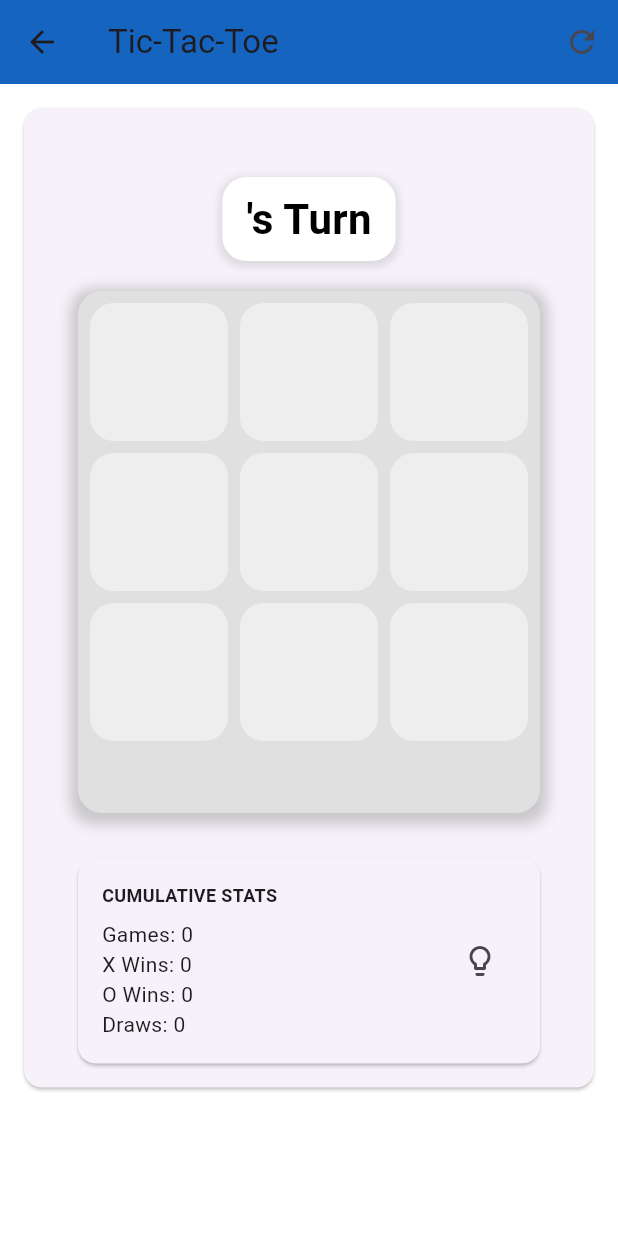
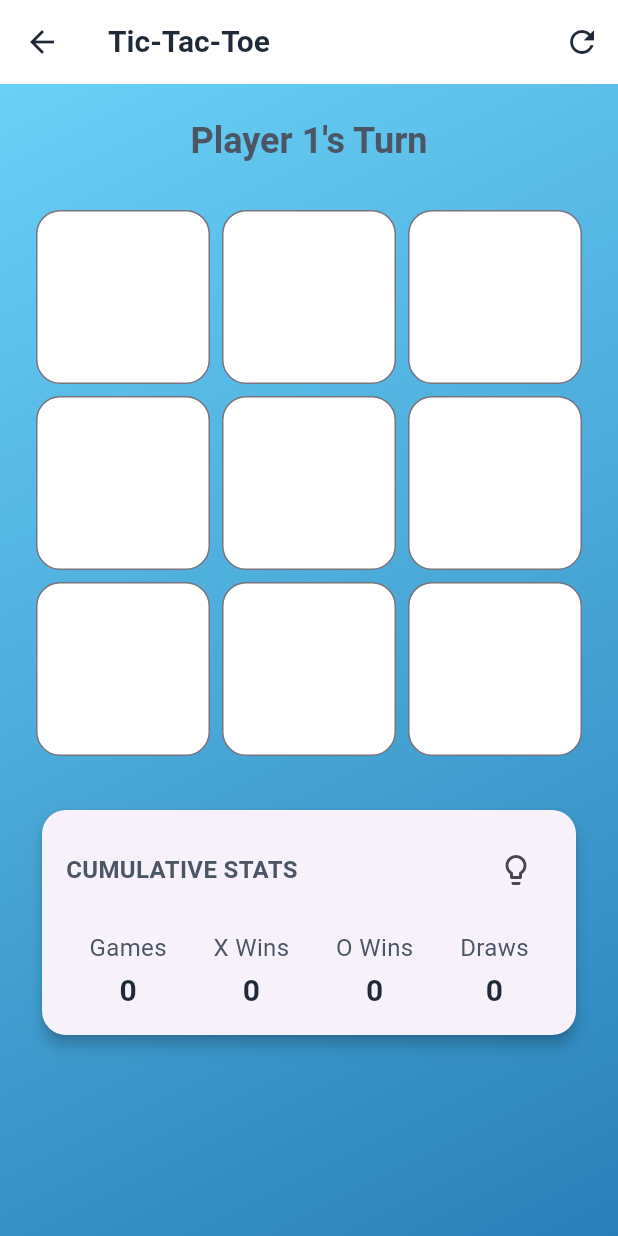
Before and after one commit to akshattambe/tic_tac_toe, a Flutter app: the screen it shows after launch, after a tap on "Start Game", on a phone screen of 412 x 824 dp. Run offline on Flutter 3.47's test engine with Material 3 defaults, Android fonts, the phone set to English and light mode, and no system bars; our stand-ins replace google_fonts, image_picker, shared_preferences.

Commit message:
UX fixed

```diff
--- a/lib/main.dart
+++ b/lib/main.dart
@@ -1,5 +1,6 @@
 import 'package:flutter/material.dart';
 import 'package:tic_tac_toe/screens/main_screen.dart';
+import 'package:tic_tac_toe/theme/theme.dart';
 import 'package:tic_tac_toe/widgets/wallpaper.dart';
 
 void main() {
@@ -13,15 +14,13 @@ class MyApp extends StatelessWidget {
   Widget build(BuildContext context) {
     return MaterialApp(
       title: 'Tic-Tac-Toe',
-      theme: ThemeData(
-        primarySwatch: Colors.blue,
-        visualDensity: VisualDensity.adaptivePlatformDensity,
-        appBarTheme: AppBarTheme(
-          backgroundColor: Colors.blue[800],
-          elevation: 0,
-        ),
-      ),
-      home: const Wallpaper(child: MainScreen()),
+      theme: AppTheme.lightTheme,
+      darkTheme: AppTheme.darkTheme,
+      themeMode: ThemeMode.system,
+      builder: (context, child) {
+        return Wallpaper(child: child!);
+      },
+      home: const MainScreen(),
     );
   }
 }
--- a/lib/screens/game_screen.dart
+++ b/lib/screens/game_screen.dart
@@ -129,22 +129,17 @@ class _GameScreenState extends State<GameScreen> {
           shape: RoundedRectangleBorder(
             borderRadius: BorderRadius.circular(16.0),
           ),
-          title: const Text(
+          title: Text(
             'Game Over',
-            style: TextStyle(
-              fontWeight: FontWeight.bold,
+            style: Theme.of(context).textTheme.headlineSmall,
           ),
+          content: Text(
+            message,
+            style: Theme.of(context).textTheme.bodyMedium,
           ),
-          content: Text(message),
           actions: <Widget>[
             TextButton(
-              child: Text(
-                'Play Again',
-                style: TextStyle(
-                  color: Colors.blue[800],
-                  fontWeight: FontWeight.bold,
-                ),
-              ),
+              child: const Text('Play Again'),
               onPressed: () {
                 Navigator.of(context).pop();
                 _resetGame();
@@ -161,36 +156,35 @@ class _GameScreenState extends State<GameScreen> {
     return Scaffold(
       backgroundColor: Colors.transparent,
       appBar: AppBar(
-        title: const Text('Tic-Tac-Toe'),
+        title: Text(
+          'Tic-Tac-Toe',
+          style: Theme.of(context).textTheme.headlineSmall,
+        ),
         actions: [
           IconButton(
-            icon: const Icon(Icons.refresh),
+            icon: const Icon(Icons.refresh_outlined),
             onPressed: _resetGame,
             tooltip: 'Restart Game',
           )
         ],
       ),
       body: SingleChildScrollView(
-        child: Center(
-          child: Card(
-            margin: const EdgeInsets.all(16.0),
         child: Padding(
-              padding: const EdgeInsets.all(16.0),
+          padding: const EdgeInsets.all(24.0),
           child: Column(
-                mainAxisSize: MainAxisSize.min,
+            mainAxisAlignment: MainAxisAlignment.center,
             children: [
-                  const SizedBox(height: 30),
               Status(
                 winner: _winner,
                 isDraw: _isDraw,
                 currentPlayer: _currentPlayer.name,
               ),
-                  const SizedBox(height: 20),
+              const SizedBox(height: 32.0),
               Board(
                 board: _board,
                 onTap: _handleTap,
               ),
-                  const SizedBox(height: 30),
+              const SizedBox(height: 32.0),
               InfoCard(
                 gamesPlayed: _gamesPlayed,
                 xWins: _xWins,
@@ -201,8 +195,6 @@ class _GameScreenState extends State<GameScreen> {
           ),
         ),
       ),
-        ),
-      ),
     );
   }
 }
--- a/lib/screens/leaderboard_screen.dart
+++ b/lib/screens/leaderboard_screen.dart
@@ -22,7 +22,13 @@ class _LeaderboardScreenState extends State<LeaderboardScreen> {
     final keys = prefs.getKeys();
     final scores = <String, int>{};
     for (String key in keys) {
+      if (key != 'gamesPlayed' &&
+          key != 'X_wins' &&
+          key != 'O_wins' &&
+          key != 'draws' &&
+          key != 'selected_wallpaper') {
         scores[key] = prefs.getInt(key) ?? 0;
+      }
     }
     setState(() {
       _scores = scores;
@@ -32,28 +38,43 @@ class _LeaderboardScreenState extends State<LeaderboardScreen> {
   @override
   Widget build(BuildContext context) {
     return Scaffold(
-      backgroundColor: Colors.transparent,
       floatingActionButton: FloatingActionButton(
         onPressed: _loadScores,
         tooltip: 'Refresh Scores',
         child: const Icon(Icons.refresh),
       ),
       body: _scores.isEmpty
-          ? const Center(
-              child: Text('No scores yet!'),
+          ? Center(
+              child: Text(
+                'No scores yet!',
+                style: Theme.of(context).textTheme.bodyMedium,
+              ),
             )
-          : Card(
-              margin: const EdgeInsets.all(16.0),
-              child: ListView.builder(
+          : Padding(
+              padding: const EdgeInsets.all(24.0),
+              child: Card(
+                elevation: 4.0,
+                shape: RoundedRectangleBorder(
+                  borderRadius: BorderRadius.circular(16.0),
+                ),
+                child: ListView.separated(
                   itemCount: _scores.length,
+                  separatorBuilder: (context, index) => const Divider(),
                   itemBuilder: (context, index) {
                     final playerName = _scores.keys.elementAt(index);
                     final score = _scores[playerName];
                     return ListTile(
-                    title: Text(playerName),
-                    trailing: Text(score.toString()),
+                      title: Text(
+                        playerName,
+                        style: Theme.of(context).textTheme.bodyMedium,
+                      ),
+                      trailing: Text(
+                        score.toString(),
+                        style: Theme.of(context).textTheme.headlineSmall,
+                      ),
                     );
                   },
+                ),
               ),
             ),
     );
--- a/lib/screens/main_screen.dart
+++ b/lib/screens/main_screen.dart
@@ -13,10 +13,13 @@ class MainScreen extends StatelessWidget {
       child: Scaffold(
         backgroundColor: Colors.transparent,
         appBar: AppBar(
-          title: const Text('Tic-Tac-Toe'),
+          title: Text(
+            'Tic-Tac-Toe',
+            style: Theme.of(context).textTheme.headlineSmall,
+          ),
           actions: [
             IconButton(
-              icon: const Icon(Icons.palette),
+              icon: const Icon(Icons.palette_outlined),
               onPressed: () {
                 Navigator.push(
                   context,
@@ -28,11 +31,13 @@ class MainScreen extends StatelessWidget {
               tooltip: 'Theme & Wallpaper',
             ),
           ],
-          bottom: const TabBar(
-            tabs: [
+          bottom: TabBar(
+            tabs: const [
               Tab(text: 'Game'),
               Tab(text: 'Leaderboard'),
             ],
+            labelStyle: Theme.of(context).textTheme.bodyMedium,
+            indicatorColor: Theme.of(context).primaryColor,
           ),
         ),
         body: const TabBarView(
--- a/lib/screens/setup_screen.dart
+++ b/lib/screens/setup_screen.dart
@@ -19,31 +19,47 @@ class _SetupScreenState extends State<SetupScreen> {
     return Scaffold(
       backgroundColor: Colors.transparent,
       body: SingleChildScrollView(
+        child: Padding(
+          padding: const EdgeInsets.all(24.0),
           child: Card(
-          margin: const EdgeInsets.all(16.0),
+            elevation: 4.0,
+            shape: RoundedRectangleBorder(
+              borderRadius: BorderRadius.circular(16.0),
+            ),
             child: Padding(
-            padding: const EdgeInsets.all(16.0),
+              padding: const EdgeInsets.all(24.0),
               child: Column(
                 crossAxisAlignment: CrossAxisAlignment.stretch,
                 children: [
+                  Text(
+                    'Setup Game',
+                    style: Theme.of(context).textTheme.displayMedium,
+                    textAlign: TextAlign.center,
+                  ),
+                  const SizedBox(height: 32.0),
                   TextField(
                     controller: _player1NameController,
                     decoration: const InputDecoration(
                       labelText: 'Player 1 Name',
+                      border: OutlineInputBorder(),
                     ),
                   ),
-                const SizedBox(height: 16.0),
+                  const SizedBox(height: 24.0),
                   TextField(
                     controller: _player2NameController,
                     decoration: const InputDecoration(
                       labelText: 'Player 2 Name',
+                      border: OutlineInputBorder(),
                     ),
                   ),
-                const SizedBox(height: 16.0),
+                  const SizedBox(height: 24.0),
                   Row(
                     mainAxisAlignment: MainAxisAlignment.center,
                     children: [
-                    const Text('Player 1 Symbol:'),
+                      Text(
+                        'Player 1 Symbol:',
+                        style: Theme.of(context).textTheme.bodyMedium,
+                      ),
                       const SizedBox(width: 16.0),
                       ToggleButtons(
                         isSelected: [_player1Symbol == 'X', _player1Symbol == 'O'],
@@ -52,6 +68,7 @@ class _SetupScreenState extends State<SetupScreen> {
                             _player1Symbol = index == 0 ? 'X' : 'O';
                           });
                         },
+                        borderRadius: BorderRadius.circular(8.0),
                         children: const [
                           Padding(
                             padding: EdgeInsets.symmetric(horizontal: 16.0),
@@ -65,15 +82,19 @@ class _SetupScreenState extends State<SetupScreen> {
                       ),
                     ],
                   ),
-                const SizedBox(height: 32.0),
+                  const SizedBox(height: 48.0),
                   ElevatedButton(
                     onPressed: () {
                       final player1 = Player(
-                      name: _player1NameController.text,
+                        name: _player1NameController.text.isNotEmpty
+                            ? _player1NameController.text
+                            : 'Player 1',
                         symbol: _player1Symbol,
                       );
                       final player2 = Player(
-                      name: _player2NameController.text,
+                        name: _player2NameController.text.isNotEmpty
+                            ? _player2NameController.text
+                            : 'Player 2',
                         symbol: _player1Symbol == 'X' ? 'O' : 'X',
                       );
                       Navigator.push(
@@ -86,6 +107,12 @@ class _SetupScreenState extends State<SetupScreen> {
                         ),
                       );
                     },
+                    style: ElevatedButton.styleFrom(
+                      padding: const EdgeInsets.symmetric(vertical: 16.0),
+                      shape: RoundedRectangleBorder(
+                        borderRadius: BorderRadius.circular(12.0),
+                      ),
+                    ),
                     child: const Text('Start Game'),
                   ),
                 ],
@@ -93,6 +120,7 @@ class _SetupScreenState extends State<SetupScreen> {
             ),
           ),
         ),
+      ),
     );
   }
 }
--- a/lib/services/wallpaper_service.dart
+++ b/lib/services/wallpaper_service.dart
@@ -53,10 +53,12 @@ class WallpaperService {
       throw Exception('Could not decode image');
     }
 
-    // Blur, desaturate, and dim the image
+    // Blur and desaturate the image
     img.gaussianBlur(image, 10);
     img.grayscale(image);
-    img.adjustColor(image, brightness: 0.8);
+
+    // Dim the image by drawing a semi-transparent black rectangle over it
+    img.fillRect(image, 0, 0, image.width, image.height, 0x80000000);
 
     final directory = await getApplicationDocumentsDirectory();
     final path = '${directory.path}/custom_wallpaper.png';
--- /dev/null
+++ b/lib/theme/theme.dart
@@ -0,0 +1,82 @@
+import 'package:flutter/material.dart';
+import 'package:google_fonts/google_fonts.dart';
+
+class AppTheme {
+  static final ThemeData lightTheme = ThemeData(
+    primaryColor: const Color(0xFF3B82F6),
+    scaffoldBackgroundColor: const Color(0xFFF3F4F6),
+    cardColor: Colors.white,
+    textTheme: GoogleFonts.interTextTheme().copyWith(
+      displayMedium: const TextStyle(
+        fontSize: 24,
+        fontWeight: FontWeight.bold,
+        color: Color(0xFF1F2937),
+      ),
+      headlineSmall: const TextStyle(
+        fontSize: 20,
+        fontWeight: FontWeight.bold,
+        color: Color(0xFF1F2937),
+      ),
+      bodyMedium: const TextStyle(
+        fontSize: 16,
+        color: Color(0xFF4B5563),
+      ),
+    ),
+    appBarTheme: const AppBarTheme(
+      backgroundColor: Colors.white,
+      elevation: 0,
+      iconTheme: IconThemeData(color: Color(0xFF1F2937)),
+      titleTextStyle: TextStyle(
+        fontSize: 20,
+        fontWeight: FontWeight.bold,
+        color: Color(0xFF1F2937),
+      ),
+    ),
+    buttonTheme: const ButtonThemeData(
+      buttonColor: Color(0xFF3B82F6),
+      textTheme: ButtonTextTheme.primary,
+      shape: RoundedRectangleBorder(
+        borderRadius: BorderRadius.all(Radius.circular(8)),
+      ),
+    ),
+  );
+
+  static final ThemeData darkTheme = ThemeData(
+    primaryColor: const Color(0xFF60A5FA),
+    scaffoldBackgroundColor: const Color(0xFF111827),
+    cardColor: const Color(0xFF1F2937),
+    textTheme: GoogleFonts.interTextTheme().copyWith(
+      displayMedium: const TextStyle(
+        fontSize: 24,
+        fontWeight: FontWeight.bold,
+        color: Colors.white,
+      ),
+      headlineSmall: const TextStyle(
+        fontSize: 20,
+        fontWeight: FontWeight.bold,
+        color: Colors.white,
+      ),
+      bodyMedium: const TextStyle(
+        fontSize: 16,
+        color: Color(0xFFD1D5DB),
+      ),
+    ),
+    appBarTheme: const AppBarTheme(
+      backgroundColor: Color(0xFF1F2937),
+      elevation: 0,
+      iconTheme: IconThemeData(color: Colors.white),
+      titleTextStyle: TextStyle(
+        fontSize: 20,
+        fontWeight: FontWeight.bold,
+        color: Colors.white,
+      ),
+    ),
+    buttonTheme: const ButtonThemeData(
+      buttonColor: Color(0xFF60A5FA),
+      textTheme: ButtonTextTheme.primary,
+      shape: RoundedRectangleBorder(
+        borderRadius: BorderRadius.all(Radius.circular(8)),
+      ),
+    ),
+  );
+}
--- a/lib/widgets/board.dart
+++ b/lib/widgets/board.dart
@@ -14,52 +14,35 @@ class Board extends StatelessWidget {
   Widget build(BuildContext context) {
     return AspectRatio(
       aspectRatio: 1.0,
-      child: Container(
-        padding: const EdgeInsets.all(8.0),
-        margin: const EdgeInsets.symmetric(horizontal: 20.0),
-        decoration: BoxDecoration(
-          color: Colors.grey[300],
-          borderRadius: BorderRadius.circular(16.0),
-          boxShadow: [
-            BoxShadow(
-              color: Colors.grey.withOpacity(0.5),
-              spreadRadius: 5,
-              blurRadius: 7,
-              offset: const Offset(0, 3),
-            ),
-          ],
-        ),
-        child: GridView.builder(
-          physics: const NeverScrollableScrollPhysics(),
-          gridDelegate: const SliverGridDelegateWithFixedCrossAxisCount(
+      child: GridView.count(
         crossAxisCount: 3,
         crossAxisSpacing: 8.0,
         mainAxisSpacing: 8.0,
-          ),
-          itemCount: 9,
-          itemBuilder: (context, index) {
-            return Material(
-              color: Colors.grey[200],
-              borderRadius: BorderRadius.circular(16.0),
-              child: InkWell(
+        children: List.generate(9, (index) {
+          return InkWell(
             borderRadius: BorderRadius.circular(16.0),
             onTap: () => onTap(index),
+            child: Container(
+              decoration: BoxDecoration(
+                color: Theme.of(context).cardColor,
+                borderRadius: BorderRadius.circular(16.0),
+                border: Border.all(
+                  color: Theme.of(context).dividerColor,
+                ),
+              ),
               child: Center(
                 child: Text(
                   board[index],
-                    style: TextStyle(
-                      fontSize: 48,
-                      fontWeight: FontWeight.bold,
+                  style: Theme.of(context).textTheme.displayMedium?.copyWith(
                         color: board[index] == 'X'
-                          ? Colors.blue[800]
-                          : Colors.red[800],
+                            ? Theme.of(context).primaryColor
+                            : Colors.red,
                       ),
                 ),
               ),
             ),
           );
-          },
-        ),
+        }),
       ),
     );
   }
--- a/lib/widgets/stats_card.dart
+++ b/lib/widgets/stats_card.dart
@@ -1,55 +1,77 @@
 import 'package:flutter/material.dart';
 
 class StatsCard extends StatelessWidget {
-  final VoidCallback onToggle;
   final int gamesPlayed;
   final int xWins;
   final int oWins;
   final int draws;
+  final VoidCallback onToggle;
 
   const StatsCard({
     Key? key,
-    required this.onToggle,
     required this.gamesPlayed,
     required this.xWins,
     required this.oWins,
     required this.draws,
+    required this.onToggle,
   }) : super(key: key);
 
   @override
   Widget build(BuildContext context) {
     return Card(
-      margin: const EdgeInsets.symmetric(horizontal: 20.0),
+      elevation: 4.0,
+      shape: RoundedRectangleBorder(
+        borderRadius: BorderRadius.circular(16.0),
+      ),
       child: Padding(
         padding: const EdgeInsets.all(16.0),
-        child: Row(
-          mainAxisAlignment: MainAxisAlignment.spaceBetween,
+        child: Column(
           children: [
-            Column(
-              crossAxisAlignment: CrossAxisAlignment.start,
+            Row(
+              mainAxisAlignment: MainAxisAlignment.spaceBetween,
               children: [
-                const Text(
+                Text(
                   'CUMULATIVE STATS',
-                  style: TextStyle(
-                    fontWeight: FontWeight.bold,
-                    fontSize: 12,
-                  ),
+                  style: Theme.of(context).textTheme.bodyMedium?.copyWith(
+                        fontWeight: FontWeight.bold,
+                      ),
                 ),
-                const SizedBox(height: 8.0),
-                Text('Games: $gamesPlayed'),
-                Text('X Wins: $xWins'),
-                Text('O Wins: $oWins'),
-                Text('Draws: $draws'),
+                IconButton(
+                  icon: const Icon(Icons.lightbulb_outline),
+                  onPressed: onToggle,
+                  tooltip: 'Show Tip of the Day',
+                ),
               ],
             ),
-            IconButton(
-              icon: const Icon(Icons.lightbulb_outline),
-              onPressed: onToggle,
-              tooltip: 'Show Tip of the Day',
+            const SizedBox(height: 16.0),
+            Row(
+              mainAxisAlignment: MainAxisAlignment.spaceAround,
+              children: [
+                _buildStatItem(context, 'Games', gamesPlayed),
+                _buildStatItem(context, 'X Wins', xWins),
+                _buildStatItem(context, 'O Wins', oWins),
+                _buildStatItem(context, 'Draws', draws),
+              ],
             ),
           ],
         ),
       ),
     );
   }
+
+  Widget _buildStatItem(BuildContext context, String label, int value) {
+    return Column(
+      children: [
+        Text(
+          label,
+          style: Theme.of(context).textTheme.bodyMedium,
+        ),
+        const SizedBox(height: 4.0),
+        Text(
+          value.toString(),
+          style: Theme.of(context).textTheme.headlineSmall,
+        ),
+      ],
+    );
+  }
 }
--- a/lib/widgets/status.dart
+++ b/lib/widgets/status.dart
@@ -19,36 +19,21 @@ class Status extends StatelessWidget {
     Color statusColor;
     if (winner != null) {
       status = '${winner!.name} Wins!';
-      statusColor = winner!.symbol == 'X' ? Colors.blue[800]! : Colors.red[800]!;
+      statusColor = winner!.symbol == 'X'
+          ? Theme.of(context).primaryColor
+          : Colors.red;
     } else if (isDraw) {
       status = 'It\'s a Draw!';
-      statusColor = Colors.grey[800]!;
+      statusColor = Theme.of(context).textTheme.bodyMedium!.color!;
     } else {
       status = '$currentPlayer\'s Turn';
-      statusColor = Colors.black;
+      statusColor = Theme.of(context).textTheme.bodyMedium!.color!;
     }
-    return Container(
-      padding: const EdgeInsets.symmetric(vertical: 8.0, horizontal: 16.0),
-      decoration: BoxDecoration(
-        color: Colors.white,
-        borderRadius: BorderRadius.circular(16.0),
-        boxShadow: [
-          BoxShadow(
-            color: Colors.grey.withOpacity(0.3),
-            spreadRadius: 2,
-            blurRadius: 4,
-            offset: const Offset(0, 2),
-          ),
-        ],
-      ),
-      child: Text(
-        status,
-        style: TextStyle(
-          fontSize: 28,
-          fontWeight: FontWeight.bold,
-          color: statusColor,
-        ),
-      ),
+    return Text(
+      status,
+      style:
+          Theme.of(context).textTheme.displayMedium?.copyWith(color: statusColor),
+      textAlign: TextAlign.center,
     );
   }
 }
--- a/lib/widgets/tip_of_the_day.dart
+++ b/lib/widgets/tip_of_the_day.dart
@@ -23,26 +23,21 @@ class TipOfTheDay extends StatelessWidget {
     final random = Random();
     final tip = _tips[random.nextInt(_tips.length)];
     return Card(
-      margin: const EdgeInsets.symmetric(horizontal: 20.0),
+      elevation: 4.0,
+      shape: RoundedRectangleBorder(
+        borderRadius: BorderRadius.circular(16.0),
+      ),
       child: Padding(
         padding: const EdgeInsets.all(16.0),
-        child: Row(
+        child: Column(
+          children: [
+            Row(
               mainAxisAlignment: MainAxisAlignment.spaceBetween,
               children: [
-            Expanded(
-              child: Column(
-                crossAxisAlignment: CrossAxisAlignment.start,
-                children: [
-                  const Text(
+                Text(
                   'TIP OF THE DAY',
-                    style: TextStyle(
+                  style: Theme.of(context).textTheme.bodyMedium?.copyWith(
                         fontWeight: FontWeight.bold,
-                      fontSize: 12,
-                    ),
-                  ),
-                  const SizedBox(height: 8.0),
-                  Text(tip),
-                ],
                       ),
                 ),
                 IconButton(
@@ -52,6 +47,13 @@ class TipOfTheDay extends StatelessWidget {
                 ),
               ],
             ),
+            const SizedBox(height: 16.0),
+            Text(
+              tip,
+              style: Theme.of(context).textTheme.bodyMedium,
+            ),
+          ],
+        ),
       ),
     );
   }
--- a/pubspec.yaml
+++ b/pubspec.yaml
@@ -38,6 +38,7 @@ dependencies:
   image_picker: ^0.8.5+3
   image: ^3.1.3
   path_provider: ^2.0.11
+  google_fonts: ^6.3.3
 
 dev_dependencies:
   flutter_test:
```
Also changed, not shown: pubspec.lock. Lines whose indentation alone changed are shown as unchanged.
